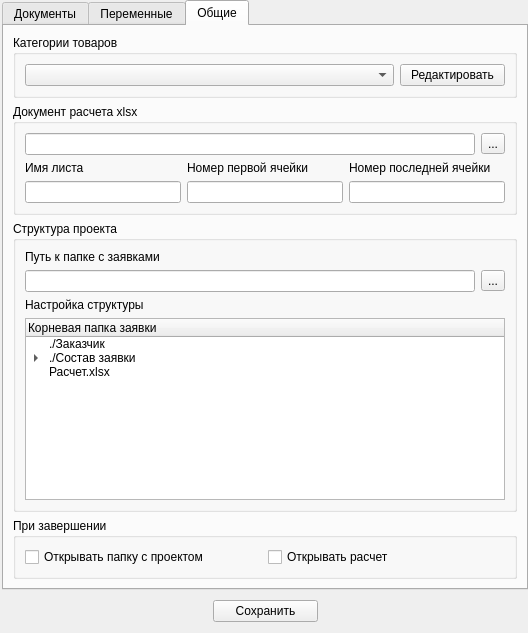
Qt form interface/ui/settings.ui (Korolev-Oleg/Tend-Manager) before a commit.
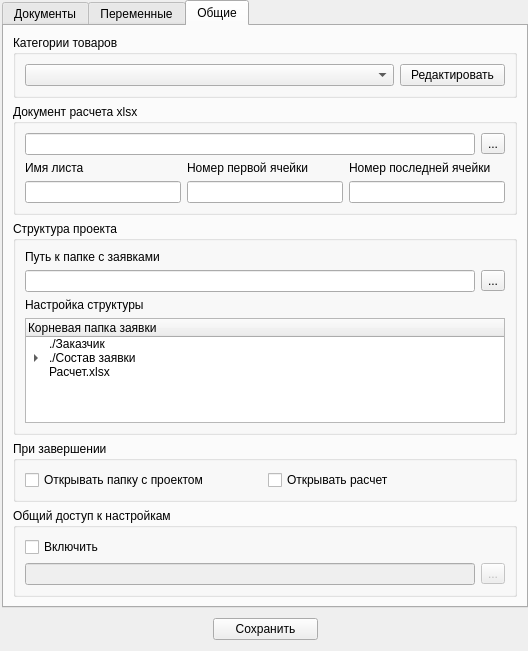
The same form after that commit. The open tabs and pages were chosen to show the change. Icons and pictures are not drawn.

Commit message: make shared

Patch:
```diff
--- a/interface/ui/settings.ui
+++ b/interface/ui/settings.ui
@@ -10,7 +10,7 @@
     <x>0</x>
     <y>0</y>
     <width>528</width>
-    <height>633</height>
+    <height>651</height>
    </rect>
   </property>
   <property name="windowTitle">
@@ -889,6 +889,42 @@
           </layout>
          </widget>
         </item>
+        <item>
+         <widget class="QGroupBox" name="groupBox_5">
+          <property name="title">
+           <string>Общий доступ к настройкам</string>
+          </property>
+          <layout class="QGridLayout" name="gridLayout_2">
+           <item row="1" column="1">
+            <widget class="QToolButton" name="SharedButton">
+             <property name="enabled">
+              <bool>false</bool>
+             </property>
+             <property name="text">
+              <string>...</string>
+             </property>
+            </widget>
+           </item>
+           <item row="1" column="0">
+            <widget class="QLineEdit" name="sharedPathLine">
+             <property name="enabled">
+              <bool>false</bool>
+             </property>
+             <property name="readOnly">
+              <bool>true</bool>
+             </property>
+            </widget>
+           </item>
+           <item row="0" column="0">
+            <widget class="QCheckBox" name="sharedCheckBox">
+             <property name="text">
+              <string>Включить</string>
+             </property>
+            </widget>
+           </item>
+          </layout>
+         </widget>
+        </item>
        </layout>
       </widget>
      </widget>
```
Left out of the diff: 2 changed lines with no effect on the pictures. The commit also changes 9 other files.
